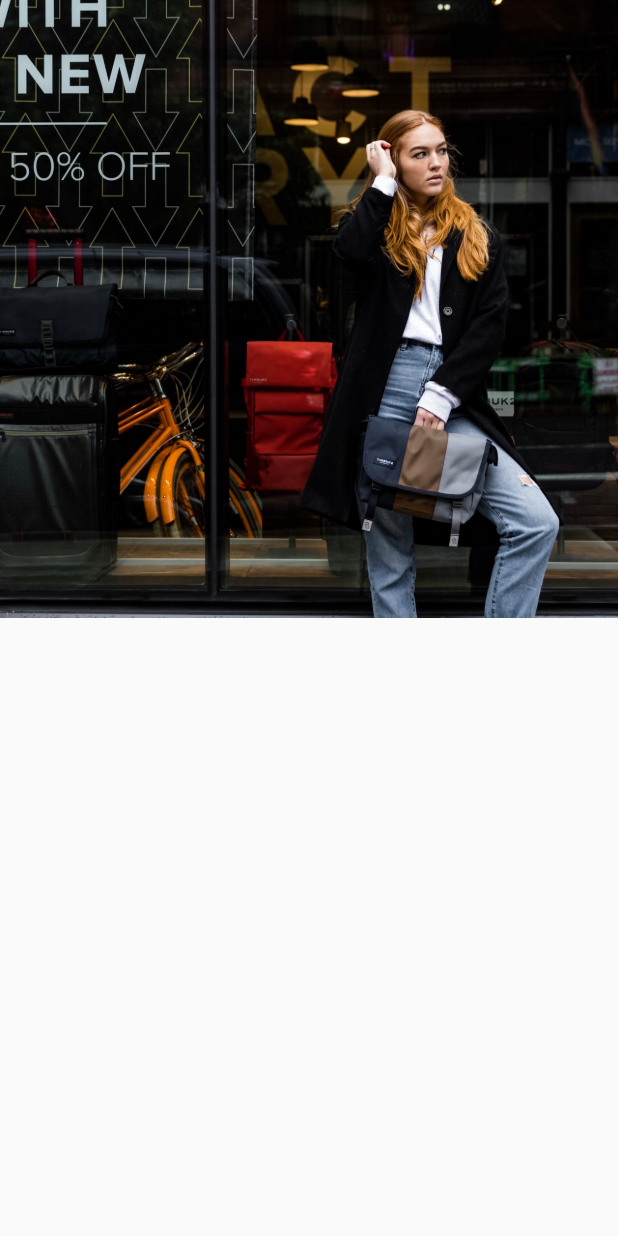
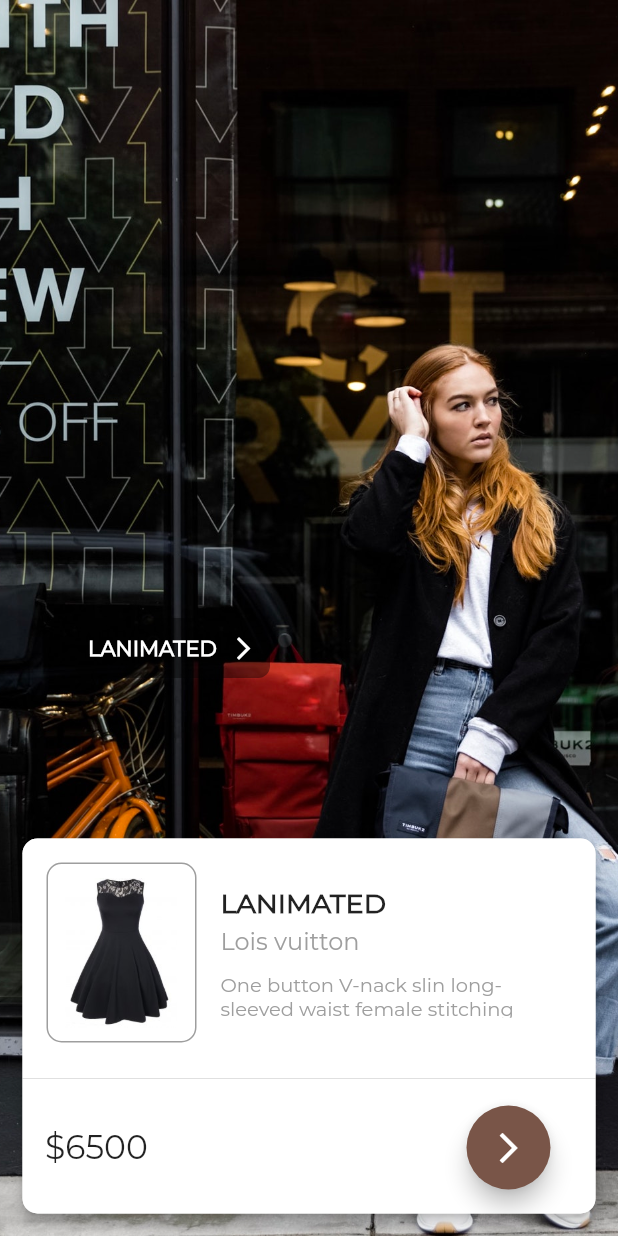
Before and after one commit to ToprakSirin/flutter, a Flutter app: the Detay screen opened directly, on a phone screen of 412 x 824 dp. Run offline on Flutter 3.47's test engine with Material 2 defaults, Android fonts, the phone set to English and light mode, and no system bars; our stand-ins replace date_format, email_validator, flutter_easyloading, palette_generator.

Commit message:
Detay Sayfasının Tamamlanması Bölüm 5

```diff
--- a/flutter_modaapp/lib/detay.dart
+++ b/flutter_modaapp/lib/detay.dart
@@ -12,17 +12,153 @@
   @override
   Widget build(BuildContext context) {
     return Scaffold(
-      body: Hero(
+      body: Stack(
+        children: [
+          Hero(
             tag: widget.imgPath,
             child: Container(
               width: MediaQuery.of(context).size.width,
-          height: MediaQuery.of(context).size.width,
+              height: MediaQuery.of(context).size.height,
               decoration: BoxDecoration(
                 image: DecorationImage(
                     image: AssetImage(widget.imgPath), fit: BoxFit.cover),
               ),
             ),
           ),
+          Positioned(
+            left: 15,
+            right: 15,
+            bottom: 15,
+            child: Material(
+              borderRadius: BorderRadius.circular(10),
+              elevation: 4,
+              child: Container(
+                height: 250,
+                width: MediaQuery.of(context).size.width - 30,
+                decoration: BoxDecoration(
+                  color: Colors.white,
+                  borderRadius: BorderRadius.circular(10),
+                ),
+                child: Column(
+                  children: [
+                    Row(
+                      children: [
+                        Padding(
+                          padding: const EdgeInsets.all(16.0),
+                          child: Container(
+                            height: 120,
+                            width: 100,
+                            decoration: BoxDecoration(
+                                borderRadius: BorderRadius.circular(10),
+                                border: Border.all(color: Colors.grey),
+                                image: DecorationImage(
+                                  image: AssetImage('assets/images/dress.jpg'),
+                                  fit: BoxFit.contain,
+                                )),
+                          ),
+                        ),
+                        Column(
+                          crossAxisAlignment: CrossAxisAlignment.start,
+                          children: [
+                            Text(
+                              "LANIMATED",
+                              style: TextStyle(
+                                  fontSize: 18,
+                                  fontFamily: 'Montserrat',
+                                  fontWeight: FontWeight.bold),
+                            ),
+                            SizedBox(
+                              height: 5,
+                            ),
+                            Text(
+                              "Lois vuitton",
+                              style: TextStyle(
+                                fontSize: 16,
+                                fontFamily: 'Montserrat',
+                                color: Colors.grey,
+                              ),
+                            ),
+                            SizedBox(
+                              height: 10,
+                            ),
+                            Container(
+                              height: 30,
+                              width: MediaQuery.of(context).size.width - 180,
+                              child: Text(
+                                "One button V-nack slin long-sleeved waist female stitching dress",
+                                style: TextStyle(
+                                  fontSize: 13,
+                                  fontFamily: 'Montserrat',
+                                  color: Colors.grey,
+                                ),
+                              ),
+                            ),
+                          ],
+                        ),
+                      ],
+                    ),
+                    Divider(),
+                    Padding(
+                      padding:
+                          const EdgeInsets.only(left: 15, top: 10, bottom: 2),
+                      child: Row(
+                        mainAxisAlignment: MainAxisAlignment.spaceBetween,
+                        children: [
+                          Text(
+                            '\$6500',
+                            style: TextStyle(
+                                fontFamily: 'Montserrat', fontSize: 22),
+                          ),
+                          Container(
+                            margin: EdgeInsets.only(right: 30),
+                            child: FloatingActionButton(
+                              child:
+                                  Center(child: Icon(Icons.arrow_forward_ios)),
+                              backgroundColor: Colors.brown,
+                              onPressed: () {},
+                            ),
+                          ),
+                        ],
+                      ),
+                    ),
+                  ],
+                ),
+              ),
+            ),
+          ),
+          Positioned(
+            top: MediaQuery.of(context).size.height / 2,
+            left: 50,
+            child: Container(
+              height: 40,
+              width: 130,
+              decoration: BoxDecoration(
+                color: Colors.black.withOpacity(0.4),
+                borderRadius: BorderRadius.circular(8),
+              ),
+              child: Row(
+                mainAxisAlignment: MainAxisAlignment.spaceEvenly,
+                children: [
+                  Center(
+                    child: Text(
+                      "LANIMATED",
+                      style: TextStyle(
+                          fontFamily: 'Montserrat',
+                          color: Colors.white,
+                          fontWeight: FontWeight.bold),
+                    ),
+                  ),
+                  Icon(
+                    Icons.arrow_forward_ios,
+                    color: Colors.white,
+                    size: 18,
+                  )
+                ],
+              ),
+            ),
+          )
+        ],
+      ),
     );
   }
 }
```
Lines whose indentation alone changed are shown as unchanged.
